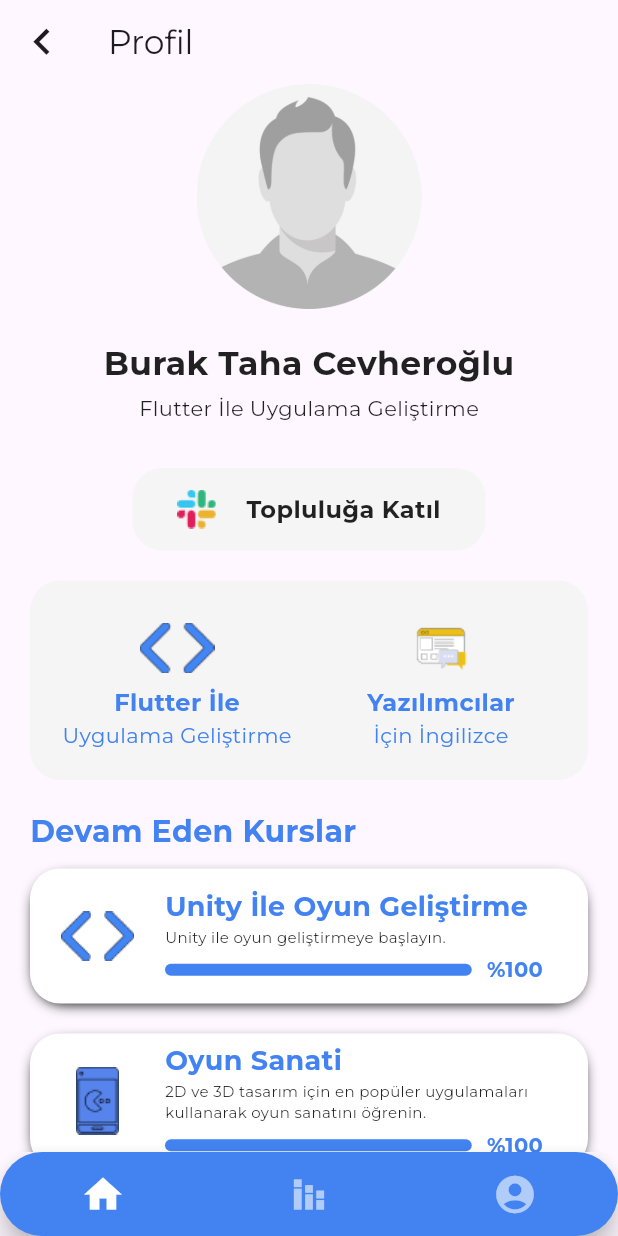
After one commit to burakcevheroglu/oyun-ve-uygulama-akademisi-appjam, a Flutter app: the ProfilePage screen opened directly, on a phone screen of 412 x 824 dp. The commit adds this screen. Run offline on Flutter 3.47's test engine with Material 2 defaults, Android fonts, the light colour scheme and no system bars; drawn by our look-alikes of custom_navigation_bar; our stand-ins replace flutter_riverpod, get, google_fonts.

Commit message:
profile done

```diff
--- a/lib/const.dart
+++ b/lib/const.dart
@@ -29,4 +29,5 @@
   static String get oyunsanati => "assets/lesson/oyunsanati.png";
   static String get insankaynaklari => "assets/lesson/insankaynaklari.png";
   static String get finans => "assets/lesson/finans.png";
+  static String get slack => "assets/slack.png";
 }
--- a/lib/dashboard_page.dart
+++ b/lib/dashboard_page.dart
@@ -3,6 +3,7 @@
 import 'package:oyunveuygulamaakademisi/const.dart';
 
 import 'widgets/appbar.dart';
+import 'widgets/courseline.dart';
 
 
 class DashboardPage extends StatefulWidget {
@@ -217,104 +218,6 @@
 }
 
 
-class CourseLineWidget extends StatelessWidget {
-  const CourseLineWidget({
-    super.key,
-    required this.title,
-    required this.description,
-    required this.image,
-    required this.color,
-    required this.percent,
-  });
-
-  final String title;
-  final String description;
-  final String image;
-  final Color color;
-  final int percent;
-
-  @override
-  Widget build(BuildContext context) {
-    return Container(
-      margin: const EdgeInsets.only(bottom: 20),
-      width: double.infinity,
-      decoration: BoxDecoration(
-          borderRadius: AppConstants.borderRadius,
-          color: Colors.white,
-          boxShadow: const [
-            BoxShadow(blurRadius: 7, spreadRadius: -3, offset: Offset(0, 3))
-          ]),
-      child: Row(
-        children: [
-          Container(
-            margin: const EdgeInsets.only(left: 20, right: 10),
-            width: 50,
-            height: 90,
-            decoration:
-                BoxDecoration(image: DecorationImage(image: AssetImage(image))),
-          ),
-          Expanded(
-              child: Padding(
-            padding: const EdgeInsets.symmetric(horizontal: 10.0, vertical: 5),
-            child: Column(
-              mainAxisSize: MainAxisSize.min,
-              crossAxisAlignment: CrossAxisAlignment.start,
-              children: [
-                Text(
-                  title,
-                  style: TextStyle(
-                      fontWeight: FontWeight.bold, color: color, fontSize: 18),
-                ),
-                Text(
-                  description,
-                  style: const TextStyle(fontSize: 10),
-                ),
-                const SizedBox(
-                  height: 5,
-                ),
-                SizedBox(
-                  child: Row(
-                    children: [
-                      Expanded(
-                          flex: percent,
-                          child: Container(
-                            height: 8,
-                            decoration: BoxDecoration(
-                                borderRadius: BorderRadius.circular(100),
-                                color: color),
-                          )),
-                      Expanded(
-                          flex: 100 - percent,
-                          child: Container(
-                            height: 8,
-                            decoration: BoxDecoration(
-                                borderRadius: const BorderRadius.only(
-                                    topRight: Radius.circular(100),
-                                    bottomRight: Radius.circular(100)),
-                                color: AppColors.grey),
-                          )),
-                      const SizedBox(
-                        width: 10,
-                      ),
-                      Text(
-                        "%$percent",
-                        style: TextStyle(
-                            color: color, fontWeight: FontWeight.bold),
-                      ),
-                      const SizedBox(
-                        width: 20,
-                      ),
-                    ],
-                  ),
-                )
-              ],
-            ),
-          ))
-        ],
-      ),
-    );
-  }
-}
 
 class GirisimcilikWidget extends StatelessWidget {
   const GirisimcilikWidget({
--- /dev/null
+++ b/lib/profile_page.dart
@@ -0,0 +1,134 @@
+import 'package:flutter/material.dart';
+import 'package:flutter_riverpod/flutter_riverpod.dart';
+import 'package:get/get.dart';
+import 'package:oyunveuygulamaakademisi/const.dart';
+import 'package:oyunveuygulamaakademisi/services/provider.dart';
+import 'package:oyunveuygulamaakademisi/widgets/appbar.dart';
+
+import 'widgets/courseline.dart';
+
+class ProfilePage extends ConsumerWidget {
+  const ProfilePage({Key? key}) : super(key: key);
+
+  @override
+  Widget build(BuildContext context, WidgetRef ref) {
+    return Scaffold(
+      appBar: AppBar(
+        leading: IconButton(
+          onPressed: (){
+            Get.back();
+            ref.read(navigationIndex.notifier).update((state) => 0);
+
+          },
+          icon: const Icon(Icons.chevron_left, size: 35,),
+        ),
+        surfaceTintColor: Colors.transparent,
+        title: const Text("Profil"),
+      ),
+      body: SingleChildScrollView(
+        child: Column(
+          children: [
+            Container(
+              width: double.infinity,
+              height: 150,
+              decoration: BoxDecoration(
+                image: DecorationImage(
+                  image: AssetImage(AppImages.userPicture)
+                )
+              ),
+            ),
+            const SizedBox(height: 20,),
+            const Text("Burak Taha Cevheroğlu", style: TextStyle(fontSize: 22, fontWeight: FontWeight.bold),),
+            const SizedBox(height: 5,),
+            const Text("Flutter İle Uygulama Geliştirme"),
+            const SizedBox(height: 30,),
+            Container(
+              height: 55,
+              decoration: BoxDecoration(
+                borderRadius: AppConstants.borderRadius,
+                color: AppColors.grey
+              ),
+              child: Row(
+                mainAxisSize: MainAxisSize.min,
+                children: [
+                  const SizedBox(width: 30,),
+                  Image.asset(AppImages.slack),
+                  const SizedBox(width: 20,),
+                  const Text("Topluluğa Katıl", style: TextStyle(fontWeight: FontWeight.bold, fontSize: 16),),
+                  const SizedBox(width: 30,),
+                ],
+              ),
+            ),
+            const SizedBox(height: 20,),
+            Container(
+              padding: const EdgeInsets.symmetric(horizontal: 10, vertical: 20),
+              margin: const EdgeInsets.symmetric(horizontal: 20),
+              width: double.infinity,
+              decoration: BoxDecoration(
+                color: AppColors.grey,
+                borderRadius: AppConstants.borderRadius,
+              ),
+              child: Row(
+                children: [
+                  InfoTile("Flutter İle", "Uygulama Geliştirme", AppImages.code),
+                  InfoTile("Yazılımcılar", "İçin İngilizce", AppImages.ingilizce),
+                ],
+              ),
+            ),
+            Padding(
+              padding: const EdgeInsets.all(20.0),
+              child: Column(
+                crossAxisAlignment: CrossAxisAlignment.start,
+                children: [
+                  Text(
+                    'Devam Eden Kurslar',
+                    style: TextStyle(
+                        fontWeight: FontWeight.bold,
+                        color: AppColors.blue,
+                        fontSize: 20),
+                  ),
+                  const SizedBox(
+                    height: 10,
+                  ),
+                  Column(
+                    children: [
+                      CourseLineWidget(
+                          title: "Unity İle Oyun Geliştirme",
+                          description:
+                          "Unity ile oyun geliştirmeye başlayın.",
+                          image: AppImages.code,
+                          color: AppColors.blue,
+                          percent: 100),
+                      CourseLineWidget(
+                          title: "Oyun Sanati",
+                          description:
+                          "2D ve 3D tasarım için en popüler uygulamaları kullanarak oyun sanatını öğrenin.",
+                          image: AppImages.oyunsanati,
+                          color: AppColors.blue,
+                          percent: 100),
+                    ],
+                  )
+                ],
+              ),
+            )
+          ],
+        ),
+      ),
+      bottomNavigationBar: const AppBottomNavigationBar(),
+    );
+  }
+
+  Expanded InfoTile(String text1, String text2, String image) {
+    return Expanded(child: Column(
+                children: [
+                  Container(
+                    width: 50,
+                    height: 50,
+                    child: Image.asset(image, fit: BoxFit.fitWidth,),
+                  ),
+                  Text(text1, style: TextStyle(color: AppColors.blue, fontWeight: FontWeight.bold, fontSize: 16),),
+                  Text(text2, style: TextStyle(color: AppColors.blue),),
+                ],
+              ));
+  }
+}
--- a/lib/widgets/appbar.dart
+++ b/lib/widgets/appbar.dart
@@ -1,6 +1,9 @@
 import 'package:custom_navigation_bar/custom_navigation_bar.dart';
 import 'package:flutter/material.dart';
 import 'package:flutter_riverpod/flutter_riverpod.dart';
+import 'package:get/get.dart';
+import 'package:oyunveuygulamaakademisi/dashboard_page.dart';
+import 'package:oyunveuygulamaakademisi/profile_page.dart';
 import 'package:oyunveuygulamaakademisi/services/provider.dart';
 
 import '../const.dart';
@@ -32,7 +35,11 @@
       ],
       currentIndex: ref.watch(navigationIndex),
       onTap: (index) {
+        if(ref.read(navigationIndex) == index) return;
         ref.read(navigationIndex.notifier).update((state) => index);
+        if(index==0) Get.offAll(const DashboardPage());
+        if(index==1);
+        if(index==2) Get.to(() => const ProfilePage());
       },
     );
   }
--- /dev/null
+++ b/lib/widgets/courseline.dart
@@ -0,0 +1,103 @@
+
+import 'package:flutter/material.dart';
+
+import '../const.dart';
+
+class CourseLineWidget extends StatelessWidget {
+  const CourseLineWidget({
+    super.key,
+    required this.title,
+    required this.description,
+    required this.image,
+    required this.color,
+    required this.percent,
+  });
+
+  final String title;
+  final String description;
+  final String image;
+  final Color color;
+  final int percent;
+
+  @override
+  Widget build(BuildContext context) {
+    return Container(
+      margin: const EdgeInsets.only(bottom: 20),
+      width: double.infinity,
+      decoration: BoxDecoration(
+          borderRadius: AppConstants.borderRadius,
+          color: Colors.white,
+          boxShadow: const [
+            BoxShadow(blurRadius: 7, spreadRadius: -3, offset: Offset(0, 3))
+          ]),
+      child: Row(
+        children: [
+          Container(
+            margin: const EdgeInsets.only(left: 20, right: 10),
+            width: 50,
+            height: 90,
+            decoration:
+            BoxDecoration(image: DecorationImage(image: AssetImage(image))),
+          ),
+          Expanded(
+              child: Padding(
+                padding: const EdgeInsets.symmetric(horizontal: 10.0, vertical: 5),
+                child: Column(
+                  mainAxisSize: MainAxisSize.min,
+                  crossAxisAlignment: CrossAxisAlignment.start,
+                  children: [
+                    Text(
+                      title,
+                      style: TextStyle(
+                          fontWeight: FontWeight.bold, color: color, fontSize: 18),
+                    ),
+                    Text(
+                      description,
+                      style: const TextStyle(fontSize: 10),
+                    ),
+                    const SizedBox(
+                      height: 5,
+                    ),
+                    SizedBox(
+                      child: Row(
+                        children: [
+                          Expanded(
+                              flex: percent,
+                              child: Container(
+                                height: 8,
+                                decoration: BoxDecoration(
+                                    borderRadius: BorderRadius.circular(100),
+                                    color: color),
+                              )),
+                          Expanded(
+                              flex: 100 - percent,
+                              child: Container(
+                                height: 8,
+                                decoration: BoxDecoration(
+                                    borderRadius: const BorderRadius.only(
+                                        topRight: Radius.circular(100),
+                                        bottomRight: Radius.circular(100)),
+                                    color: AppColors.grey),
+                              )),
+                          const SizedBox(
+                            width: 10,
+                          ),
+                          Text(
+                            "%$percent",
+                            style: TextStyle(
+                                color: color, fontWeight: FontWeight.bold),
+                          ),
+                          const SizedBox(
+                            width: 20,
+                          ),
+                        ],
+                      ),
+                    )
+                  ],
+                ),
+              ))
+        ],
+      ),
+    );
+  }
+}
```
Also changed, not shown: assets/slack.png (added).
